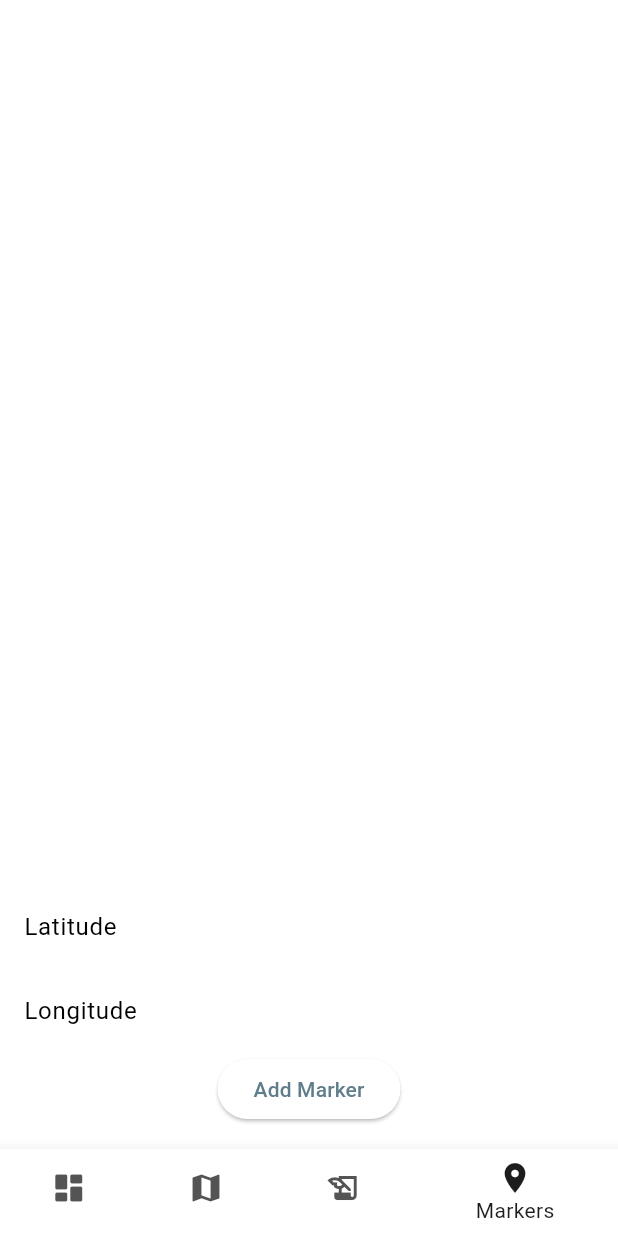
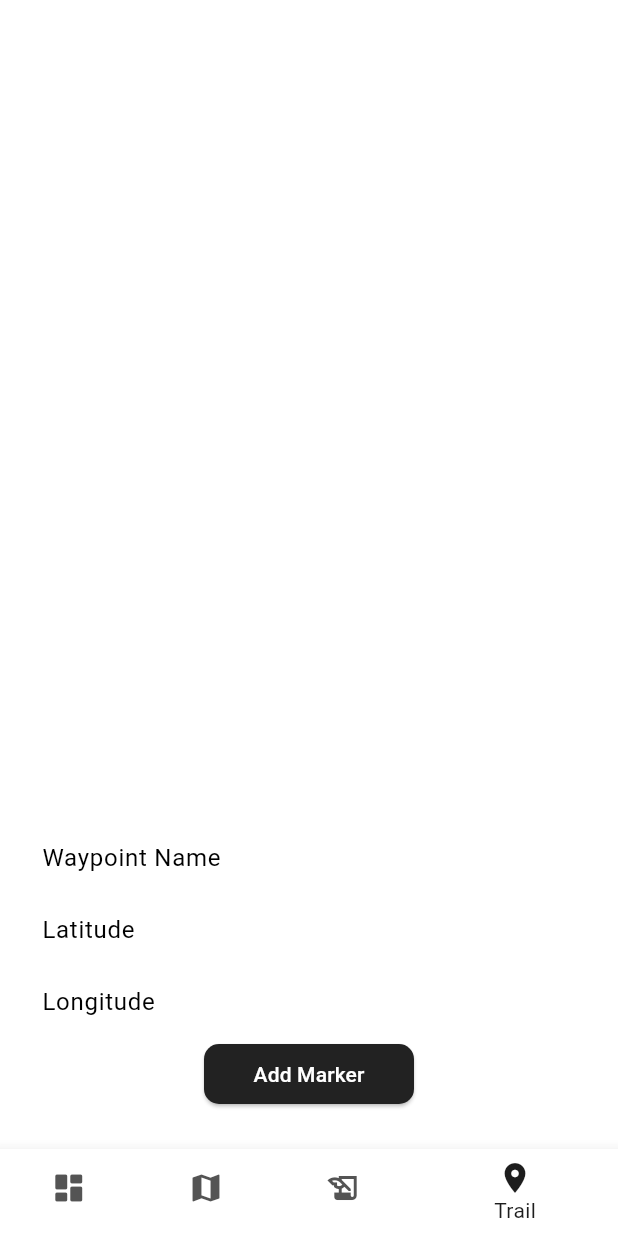
Before and after one commit to mrclputra/geolocator_test, a Flutter app: the screen it shows after launch, item 4 of the bottom bar chosen, after a tap on "Add Marker", on a phone screen of 412 x 824 dp. Run offline on Flutter 3.47's test engine with Material 3 defaults, Android fonts, the phone set to English and light mode, and no system bars; our stand-ins replace fl_chart, geolocator, google_maps_flutter; missing offline and left inert: flutter_excel.

Commit message:
marker system fixes, simple reorder, maps polylines,  bug fixes
+ implemented better marker naming system,

```diff
--- a/lib/home.dart
+++ b/lib/home.dart
@@ -1,4 +1,5 @@
 import 'package:flutter/material.dart';
+import 'package:geolocator_test/other/location_service.dart';
 import 'package:geolocator_test/pages/dashboard.dart';
 import 'package:geolocator_test/pages/history.dart';
 import 'package:geolocator_test/pages/map.dart';
@@ -24,10 +25,16 @@ class _PageManagerState extends State<PageManager> {
     });
   }
 
+  final LocationService _locationService = LocationService();
+
   // this runs on initialization
   @override
   void initState() {
     super.initState();
+    _locationService.loadMarkersFromFile().then((_) {
+      setState(() {}); // Refresh UI after loading markers
+    });
+
     // add dashboard page
     _pages.add(const DashboardPage());
     // add map page
@@ -64,7 +71,7 @@ class _PageManagerState extends State<PageManager> {
           ),
           BottomNavigationBarItem(
             icon: Icon(Icons.location_on),
-            label: 'Markers',
+            label: 'Trail',
           ),
         ],
       ),
--- a/lib/other/location_service.dart
+++ b/lib/other/location_service.dart
@@ -1,5 +1,6 @@
 import 'dart:convert';
 
+import 'package:flutter/material.dart';
 import 'package:geolocator/geolocator.dart';
 import 'package:google_maps_flutter/google_maps_flutter.dart';
 
@@ -25,19 +26,40 @@ class LocationService {
   LocationService._internal() {
     // on program start, place init functions here
     _loadCustomMarkerIcon();
-    _loadMarkersFromFile();
+    // loadMarkersFromFile();
   }
 
   final LatLng _defaultPosition = const LatLng(3.1575, 101.7116); // custom default user position
   get currentPosition => _currentPosition ?? _defaultPosition;
 
   LatLng? _currentPosition;
+  String message = 'No Location Detected';
+  bool hasLocationUpdated = false; // flag to track location update status
+
   BitmapDescriptor? _customWaypointMarker;
   BitmapDescriptor? get customWaypointMarker => _customWaypointMarker;
 
-  String message = 'No Location Detected';
-  bool hasLocationUpdated = false; // flag to track location update status
+  Map<PolylineId, Polyline> polyLines = {};
   List<Marker> markers = [];
+
+  // add polyline
+  void _updatePolylines() {
+    const PolylineId polylineId = PolylineId('polyline_id');
+
+    // create a list of points from  markers' positions
+    List<LatLng> points = markers.map((marker) => marker.position).toList();
+
+    // create a polyline said points
+    final Polyline polyline = Polyline(
+      polylineId: polylineId,
+      color: Colors.blue, // set polyline color here
+      points: points,
+      width: 4,
+    );
+
+    // update the polyLines map
+    polyLines[polylineId] = polyline;
+  }
 
   // convert img asset to raw data
   Future<Uint8List> getBytesFromAsset(String path, int width) async {
@@ -140,45 +162,56 @@ class LocationService {
   }
 
   // load markers form persistent file
-  Future<void> _loadMarkersFromFile() async {
+  Future<void> loadMarkersFromFile() async {
     final directory = await getApplicationDocumentsDirectory();
     final file = File('${directory.path}/markers.txt');
 
     if (await file.exists()) {
       List<String> markerList = await file.readAsLines();
-      markers.clear(); // Clear existing markers
+      markers.clear(); // precautionary
 
       // Load markers from file
       for (String markerString in markerList) {
         Map<String, dynamic> markerData = jsonDecode(markerString);
-        markers.add(
-          Marker(
-            markerId: MarkerId(markerData['id']),
-            position: LatLng(markerData['lat'], markerData['long']),
-            infoWindow: const InfoWindow(title: 'Custom Marker'),
-          ),
-        );
+        String markerName = markerData['id'];
+        LatLng position = LatLng(markerData['lat'], markerData['long']);
+
+        addMarker(position, markerName);
       }
     }
   }
 
   // add a map marker
-  void addMarker(LatLng position) async {
-    final icon = _customWaypointMarker ?? BitmapDescriptor.defaultMarker;
+  void addMarker(LatLng position, String name) async {
+    // check for duplicate marker names and modify the name if needed
+    String newName = name;
+    int count = 1;
+    while (markers.any((marker) => marker.markerId.value == newName)) {
+      newName = '$name' '_' '$count';
+      count++;
+    }
+
+    final icon = _customWaypointMarker!;
     markers.add(
       Marker(
-        markerId: MarkerId('${markers.length + 1}'),
+        markerId: MarkerId(newName),
         position: position,
-        infoWindow: InfoWindow(title: 'Marker ${markers.length + 1}'),
+        infoWindow: InfoWindow(
+          title: newName,
+          snippet: 'Lat: ${position.latitude}, Long: ${position.longitude}',
+        ),
         icon: icon,
       ),
     );
 
-    _saveMarkersToFile();
+    _saveMarkersToFile(); // save full list
+    _updatePolylines();
   }
 
   // delete map marker
   void deleteMarker(Marker marker) {
     markers.remove(marker);
+    _saveMarkersToFile();
+    _updatePolylines();
   }
 }
--- a/lib/pages/dashboard.dart
+++ b/lib/pages/dashboard.dart
@@ -64,7 +64,7 @@ class _DashboardPageState extends State<DashboardPage> {
                   child: GoogleMap(
                     mapType: MapType.hybrid,
                     initialCameraPosition: CameraPosition(
-                      target: _mapCenter, // change center point here as needed (multiple projects?)
+                      target: _locationService.currentPosition, // change center point here as needed (multiple projects?)
                       zoom: 10,
                     ),
                     markers: _locationService.markers.toSet(),
--- a/lib/pages/map.dart
+++ b/lib/pages/map.dart
@@ -113,6 +113,7 @@ class _MapPageState extends State<MapPage> {
                   // add custom markers from LocationService
                   ..._locationService.markers,
                 },
+                polylines: Set<Polyline>.of(_locationService.polyLines.values),
               ),
             ),
             // Indicator text
--- a/lib/pages/markers.dart
+++ b/lib/pages/markers.dart
@@ -11,8 +11,21 @@ class MarkersPage extends StatefulWidget {
 
 class _MarkersPageState extends State<MarkersPage> {
   final LocationService _locationService = LocationService();
-  final TextEditingController _latController = TextEditingController();
-  final TextEditingController _longController = TextEditingController();
+
+  final TextEditingController _nameController = TextEditingController(); // waypoint name
+  final TextEditingController _latController = TextEditingController(); // waypoint latitude
+  final TextEditingController _longController = TextEditingController(); // waypoint longitude
+
+  // reorder markers in list
+  void _onReorder(int oldIndex, int newIndex) {
+    setState(() {
+      if (newIndex > oldIndex) {
+        newIndex -= 1;
+      }
+      final marker = _locationService.markers.removeAt(oldIndex);
+      _locationService.markers.insert(newIndex, marker);
+    });
+  }
 
   // UI
   @override
@@ -22,51 +35,85 @@ class _MarkersPageState extends State<MarkersPage> {
         padding: const EdgeInsets.all(16.0),
         child: Column(
           children: [
+            const SizedBox(height: 20,),
             Expanded(
-              child: ListView.builder(
+              child: ReorderableListView.builder(
                 itemCount: _locationService.markers.length,
+                onReorder: _onReorder,
                 itemBuilder: (context, index) {
                   final marker = _locationService.markers[index];
                   return ListTile(
-                      title: Text('Marker ${index + 1}'),
+                    key: ValueKey(marker.markerId), // unique key for each marker
+                    title: Text(marker.markerId.value),
                     subtitle: Text('Lat: ${marker.position.latitude}, Long: ${marker.position.longitude}'),
-                      trailing: IconButton(
-                        icon: const Icon(Icons.delete, color: Colors.red),
+                    trailing: Row(
+                      mainAxisSize: MainAxisSize.min,
+                      children: [
+                        IconButton(
+                          icon: const Icon(Icons.delete, color: Colors.red, size: 23,),
                           onPressed: () {
-                          // call delete markers function here
                             setState(() {
                               _locationService.deleteMarker(marker);
                             });
                           },
+                        ),
+                        const Icon(Icons.drag_handle, size: 26,), // drag icon to reorder
+                      ],
                     ),
                   );
                 },
               ),
             ),
             TextField(
+              controller: _nameController,
+              decoration: const InputDecoration(
+                labelText: 'Waypoint Name',
+                isDense: false,
+                contentPadding: EdgeInsets.symmetric(vertical: 0, horizontal: 12.0),
+              ),
+            ),
+            TextField(
               controller: _latController,
-              decoration: const InputDecoration(labelText: 'Latitude'),
+              decoration: const InputDecoration(
+                labelText: 'Latitude',
+                isDense: false,
+                contentPadding: EdgeInsets.symmetric(vertical: 0, horizontal: 12.0),
+              ),
               keyboardType: const TextInputType.numberWithOptions(decimal: true),
             ),
             TextField(
               controller: _longController,
-              decoration: const InputDecoration(labelText: 'Longitude'),
+              decoration: const InputDecoration(
+                labelText: 'Longitude',
+                isDense: false,
+                contentPadding: EdgeInsets.symmetric(vertical: 0, horizontal: 12.0),
+              ),
               keyboardType: const TextInputType.numberWithOptions(decimal: true),
             ),
             ElevatedButton(
+              style: ElevatedButton.styleFrom(
+                foregroundColor: Colors.white,
+                backgroundColor: const Color.fromARGB(255, 34, 34, 34),
+                shape: RoundedRectangleBorder(borderRadius: BorderRadius.circular(10)),
+                minimumSize: const Size(140, 40),
+              ),
               onPressed: () {
+                final name = _nameController.text;
                 final lat = double.tryParse(_latController.text);
                 final long = double.tryParse(_longController.text);
-                if (lat != null && long != null) {
+
+                if (lat != null && long != null && name.isNotEmpty) {
                   setState(() {
-                    _locationService.addMarker(LatLng(lat, long)); // add marker
+                    _locationService.addMarker(LatLng(lat, long), name); // add marker
                   });
+                  _nameController.clear();
                   _latController.clear();
                   _longController.clear();
                 }
               },
               child: const Text('Add Marker'),
             ),
+            const SizedBox(height: 10,),
           ],
         ),
       ),
```
Also changed, not shown: lib/assets/waypoint.png, 1 other file. Lines whose indentation alone changed are shown as unchanged.
